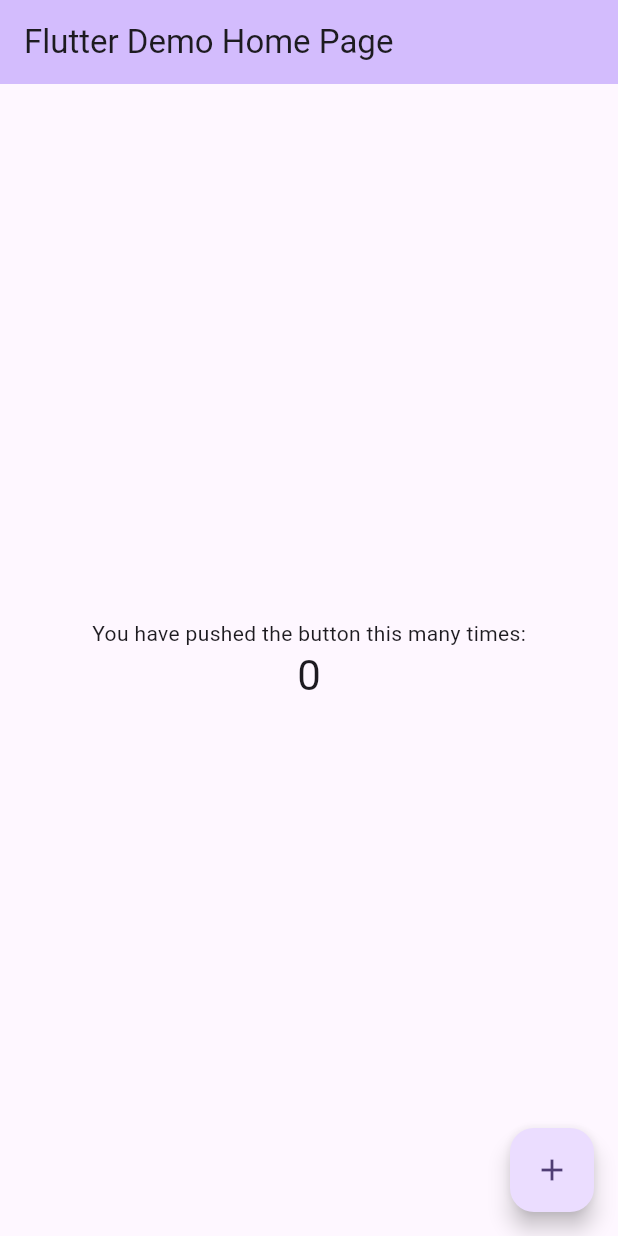
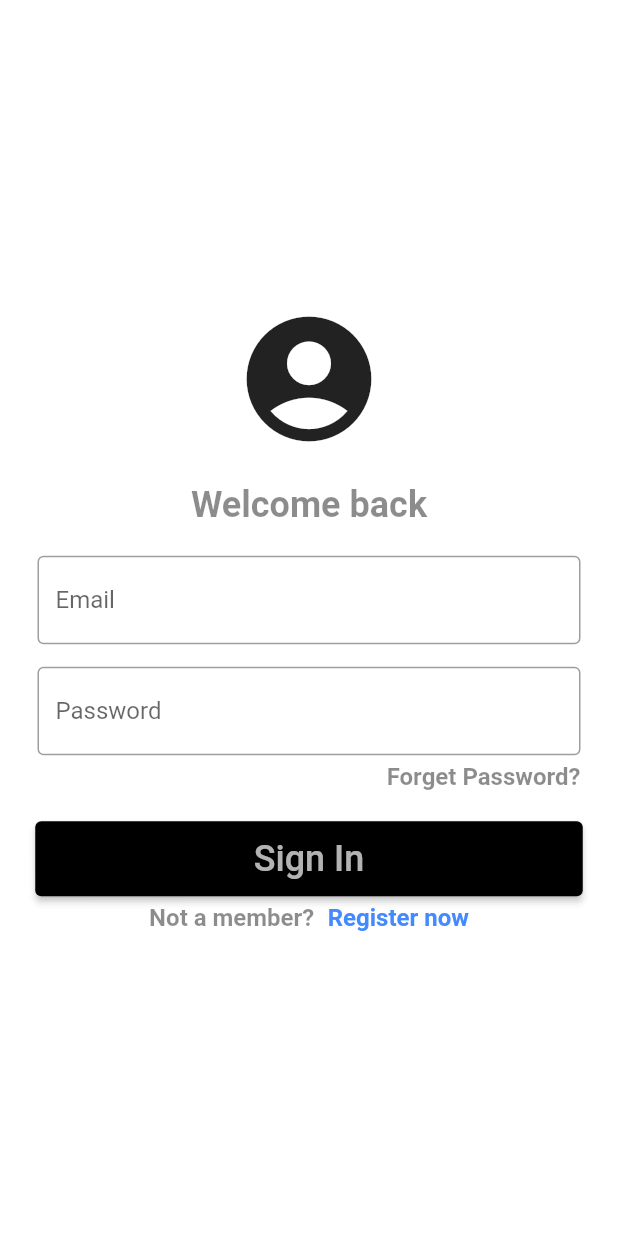
Before and after one commit to CS-Abdulmalik/CMS-Group-2, a Flutter app: the screen it shows after launch, on a phone screen of 412 x 824 dp. Run offline on Flutter 3.47's test engine with Material 2 defaults, Android fonts, the phone set to English and light mode, and no system bars.

Commit message:
initial design for your login page

```diff
--- /dev/null
+++ b/lib/View/loginPage.dart
@@ -0,0 +1,126 @@
+import 'package:flutter/material.dart';
+import '/Widgets/text_input.dart';
+
+class loginPage extends StatelessWidget {
+  loginPage({super.key});
+
+  // text editing controller
+  final emailController = TextEditingController();
+  final passwordController = TextEditingController();
+
+  @override
+  Widget build(BuildContext context) {
+    return Scaffold(
+      backgroundColor: Colors.white60,
+      body: Column(
+        mainAxisAlignment: MainAxisAlignment.center,
+        children: [
+          // logo
+          Icon(
+            Icons.account_circle_rounded,
+            size: 100,
+          ),
+          SizedBox(
+            height: 20,
+          ),
+
+          // welcome message
+          Text(
+            "Welcome back",
+            style: TextStyle(
+                fontSize: 24,
+                color: Colors.black45,
+                fontWeight: FontWeight.bold),
+          ),
+
+          SizedBox(
+            height: 20,
+          ),
+
+          // Email Input
+          textInput(
+            controller: emailController,
+            labelText: 'Email',
+            hintText: 'example@email.com',
+            obscureText: false,
+          ),
+
+          SizedBox(
+            height: 15,
+          ),
+
+          // Password Input
+          textInput(
+            controller: passwordController,
+            labelText: 'Password',
+            hintText: 'Enter your password',
+            obscureText: true,
+          ),
+
+          SizedBox(
+            height: 5,
+          ),
+
+          // Forget Password
+          Padding(
+            padding: const EdgeInsets.symmetric(horizontal: 25.0),
+            child: Row(
+              mainAxisAlignment: MainAxisAlignment.end,
+              children: [
+                Text(
+                  'Forget Password?',
+                  style: TextStyle(
+                      fontSize: 16,
+                      color: Colors.black45,
+                      fontWeight: FontWeight.bold),
+                ),
+              ],
+            ),
+          ),
+
+          SizedBox(
+            height: 20,
+          ),
+
+          // Sign In Button
+          ElevatedButton(
+              onPressed: () {},
+              style: ButtonStyle(
+                  backgroundColor: MaterialStateProperty.all(Colors.black),
+                  minimumSize: MaterialStateProperty.all(Size(365, 50))),
+              child: Text(
+                'Sign In',
+                style: TextStyle(fontSize: 24, color: Colors.white70),
+              )),
+          SizedBox(
+            height: 5,
+          ),
+
+          // Register
+          Row(
+            mainAxisAlignment: MainAxisAlignment.center,
+            children: [
+              Text(
+                'Not a member?',
+                style: TextStyle(
+                    fontSize: 16,
+                    color: Colors.black45,
+                    fontWeight: FontWeight.bold),
+              ),
+              SizedBox(
+                width: 5,
+              ),
+              Text(
+                ' Register now',
+                style: TextStyle(
+                    fontSize: 16,
+                    color: Colors.blueAccent,
+                    fontWeight: FontWeight.bold),
+              ),
+            ],
+          )
+        ],
+      ),
+    );
+  }
+}
--- /dev/null
+++ b/lib/Widgets/text_input.dart
@@ -0,0 +1,40 @@
+import 'package:flutter/material.dart';
+
+// Email and Password Widget
+
+class textInput extends StatelessWidget {
+  final TextEditingController controller;
+  final String labelText;
+  final String hintText;
+  final bool obscureText;
+
+  const textInput({
+    Key? key,
+    required this.controller,
+    required this.labelText,
+    required this.hintText,
+    required this.obscureText,
+  }) : super(key: key);
+
+  @override
+  Widget build(BuildContext context) {
+    return Padding(
+      padding: const EdgeInsets.symmetric(horizontal: 25.0),
+      child: TextField(
+        controller: controller,
+        obscureText: obscureText,
+        decoration: InputDecoration(
+          enabledBorder: OutlineInputBorder(
+            borderSide: BorderSide(color: Colors.grey),
+          ),
+          focusedBorder:
+              OutlineInputBorder(borderSide: BorderSide(color: Colors.black38)),
+          fillColor: Colors.white38,
+          filled: true,
+          labelText: labelText,
+          hintText: hintText,
+        ),
+      ),
+    );
+  }
+}
--- a/lib/main.dart
+++ b/lib/main.dart
@@ -1,5 +1,5 @@
 import 'package:flutter/material.dart';
-
+import 'View/loginPage.dart';
 void main() {
   runApp(const MyApp());
 }
@@ -7,119 +7,11 @@ void main() {
 class MyApp extends StatelessWidget {
   const MyApp({super.key});
 
-  // This widget is the root of your application.
   @override
   Widget build(BuildContext context) {
     return MaterialApp(
-      title: 'Flutter Demo',
-      theme: ThemeData(
-        // This is the theme of your application.
-        //
-        // TRY THIS: Try running your application with "flutter run". You'll see
-        // the application has a blue toolbar. Then, without quitting the app,
-        // try changing the seedColor in the colorScheme below to Colors.green
-        // and then invoke "hot reload" (save your changes or press the "hot
-        // reload" button in a Flutter-supported IDE, or press "r" if you used
-        // the command line to start the app).
-        //
-        // Notice that the counter didn't reset back to zero; the application
-        // state is not lost during the reload. To reset the state, use hot
-        // restart instead.
-        //
-        // This works for code too, not just values: Most code changes can be
-        // tested with just a hot reload.
-        colorScheme: ColorScheme.fromSeed(seedColor: Colors.deepPurple),
-        useMaterial3: true,
-      ),
-      home: const MyHomePage(title: 'Flutter Demo Home Page'),
+      debugShowCheckedModeBanner: false,
+      home: loginPage(),
     );
   }
 }
-
-class MyHomePage extends StatefulWidget {
-  const MyHomePage({super.key, required this.title});
-
-  // This widget is the home page of your application. It is stateful, meaning
-  // that it has a State object (defined below) that contains fields that affect
-  // how it looks.
-
-  // This class is the configuration for the state. It holds the values (in this
-  // case the title) provided by the parent (in this case the App widget) and
-  // used by the build method of the State. Fields in a Widget subclass are
-  // always marked "final".
-
-  final String title;
-
-  @override
-  State<MyHomePage> createState() => _MyHomePageState();
-}
-
-class _MyHomePageState extends State<MyHomePage> {
-  int _counter = 0;
-
-  void _incrementCounter() {
-    setState(() {
-      // This call to setState tells the Flutter framework that something has
-      // changed in this State, which causes it to rerun the build method below
-      // so that the display can reflect the updated values. If we changed
-      // _counter without calling setState(), then the build method would not be
-      // called again, and so nothing would appear to happen.
-      _counter++;
-    });
-  }
-
-  @override
-  Widget build(BuildContext context) {
-    // This method is rerun every time setState is called, for instance as done
-    // by the _incrementCounter method above.
-    //
-    // The Flutter framework has been optimized to make rerunning build methods
-    // fast, so that you can just rebuild anything that needs updating rather
-    // than having to individually change instances of widgets.
-    return Scaffold(
-      appBar: AppBar(
-        // TRY THIS: Try changing the color here to a specific color (to
-        // Colors.amber, perhaps?) and trigger a hot reload to see the AppBar
-        // change color while the other colors stay the same.
-        backgroundColor: Theme.of(context).colorScheme.inversePrimary,
-        // Here we take the value from the MyHomePage object that was created by
-        // the App.build method, and use it to set our appbar title.
-        title: Text(widget.title),
-      ),
-      body: Center(
-        // Center is a layout widget. It takes a single child and positions it
-        // in the middle of the parent.
-        child: Column(
-          // Column is also a layout widget. It takes a list of children and
-          // arranges them vertically. By default, it sizes itself to fit its
-          // children horizontally, and tries to be as tall as its parent.
-          //
-          // Column has various properties to control how it sizes itself and
-          // how it positions its children. Here we use mainAxisAlignment to
-          // center the children vertically; the main axis here is the vertical
-          // axis because Columns are vertical (the cross axis would be
-          // horizontal).
-          //
-          // TRY THIS: Invoke "debug painting" (choose the "Toggle Debug Paint"
-          // action in the IDE, or press "p" in the console), to see the
-          // wireframe for each widget.
-          mainAxisAlignment: MainAxisAlignment.center,
-          children: <Widget>[
-            const Text(
-              'You have pushed the button this many times:',
-            ),
-            Text(
-              '$_counter',
-              style: Theme.of(context).textTheme.headlineMedium,
-            ),
-          ],
-        ),
-      ),
-      floatingActionButton: FloatingActionButton(
-        onPressed: _incrementCounter,
-        tooltip: 'Increment',
-        child: const Icon(Icons.add),
-      ), // This trailing comma makes auto-formatting nicer for build methods.
-    );
-  }
-}
```
